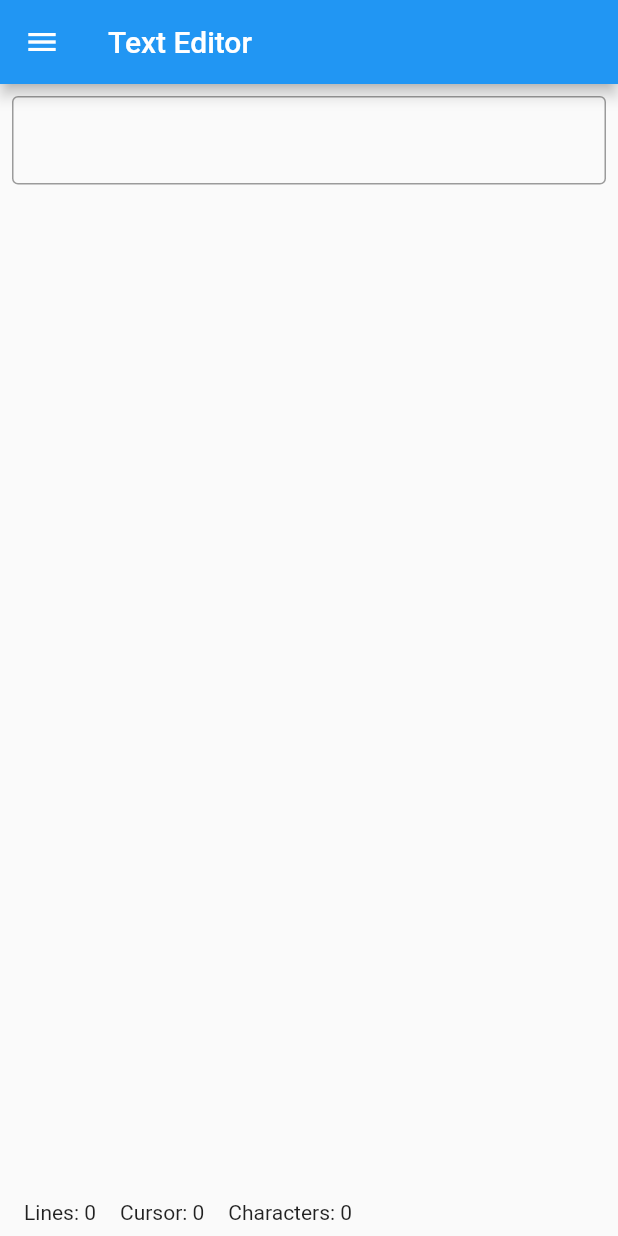
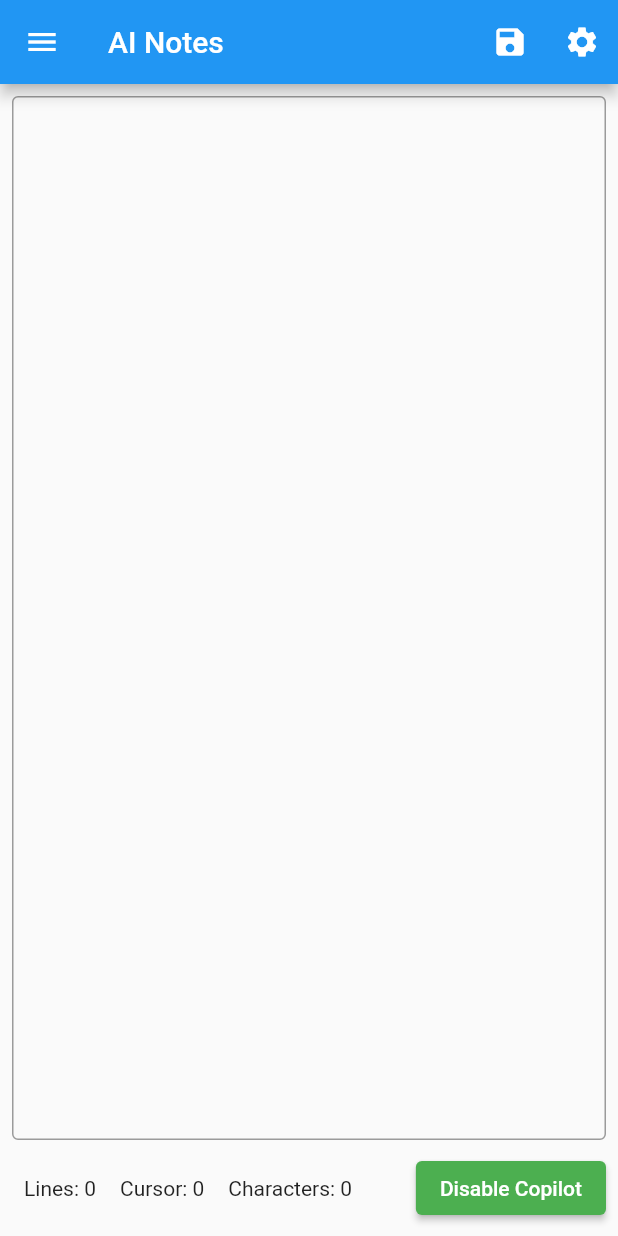
Before and after one commit to ProgramX/ainotes, a Flutter app: the screen it shows after launch, on a phone screen of 412 x 824 dp. Run offline on Flutter 3.47's test engine with Material 2 defaults, Android fonts, the phone set to English and light mode, and no system bars.

Commit message:
Updated to flutter

```diff
--- a/ainotes/lib/main.dart
+++ b/ainotes/lib/main.dart
@@ -1,3 +1,6 @@
+// Author: Mujtaba
+// Date: June 2023
+
 import 'package:flutter/material.dart';
 
 void main() {
@@ -27,6 +30,7 @@ class _TextEditorScreenState extends State<TextEditorScreen> {
   String _currentText = '';
   int _lineCount = 0;
   int _cursorPosition = 0;
+  bool _isCopilotEnabled = true;
 
   @override
   void initState() {
@@ -77,7 +81,21 @@ class _TextEditorScreenState extends State<TextEditorScreen> {
   Widget build(BuildContext context) {
     return Scaffold(
       appBar: AppBar(
-        title: Text('Text Editor'),
+        title: Text('AI Notes'),
+        actions: [
+          IconButton(
+            icon: Icon(Icons.save),
+            onPressed: () {
+              _saveFile();
+            },
+          ),
+          IconButton(
+            icon: Icon(Icons.settings),
+            onPressed: () {
+              _openSettings();
+            },
+          ),
+        ],
       ),
       drawer: Drawer(
         child: ListView(
@@ -147,6 +165,7 @@ class _TextEditorScreenState extends State<TextEditorScreen> {
               padding: EdgeInsets.all(8.0),
               child: TextField(
                 controller: _textEditingController,
+                minLines: 128,
                 maxLines: null,
                 keyboardType: TextInputType.multiline,
                 decoration: InputDecoration(
@@ -164,6 +183,23 @@ class _TextEditorScreenState extends State<TextEditorScreen> {
                 Text('Cursor: $_cursorPosition'),
                 SizedBox(width: 16.0),
                 Text('Characters: ${_currentText.length}'),
+                Spacer(),
+                ElevatedButton(
+                  onPressed: () {
+                    setState(() {
+                      _isCopilotEnabled = !_isCopilotEnabled;
+                    });
+                  },
+                  style: ButtonStyle(
+                    backgroundColor: MaterialStateProperty.all<Color>(
+                      _isCopilotEnabled ? Colors.green : Colors.red,
+                    ),
+                  ),
+                  child: Text(
+                    _isCopilotEnabled ? 'Disable Copilot' : 'Enable Copilot',
+                  ),
+                ),
+                const SizedBox(width: 8.0),
               ],
             ),
           ),
```
Lines whose indentation alone changed are shown as unchanged.
